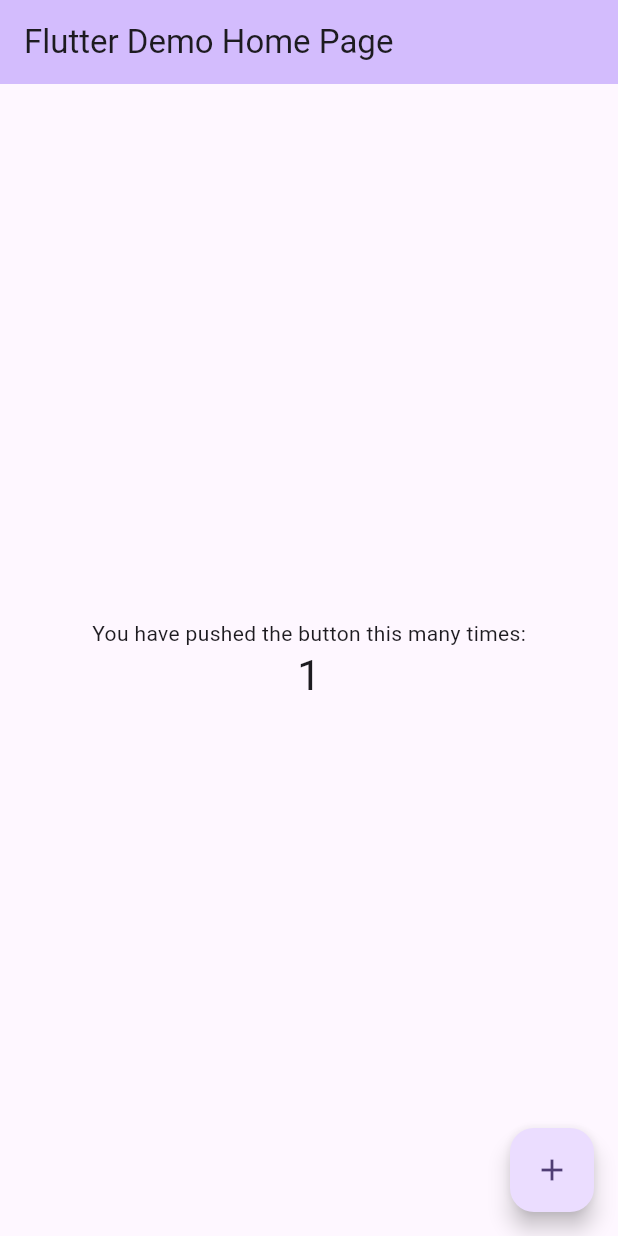
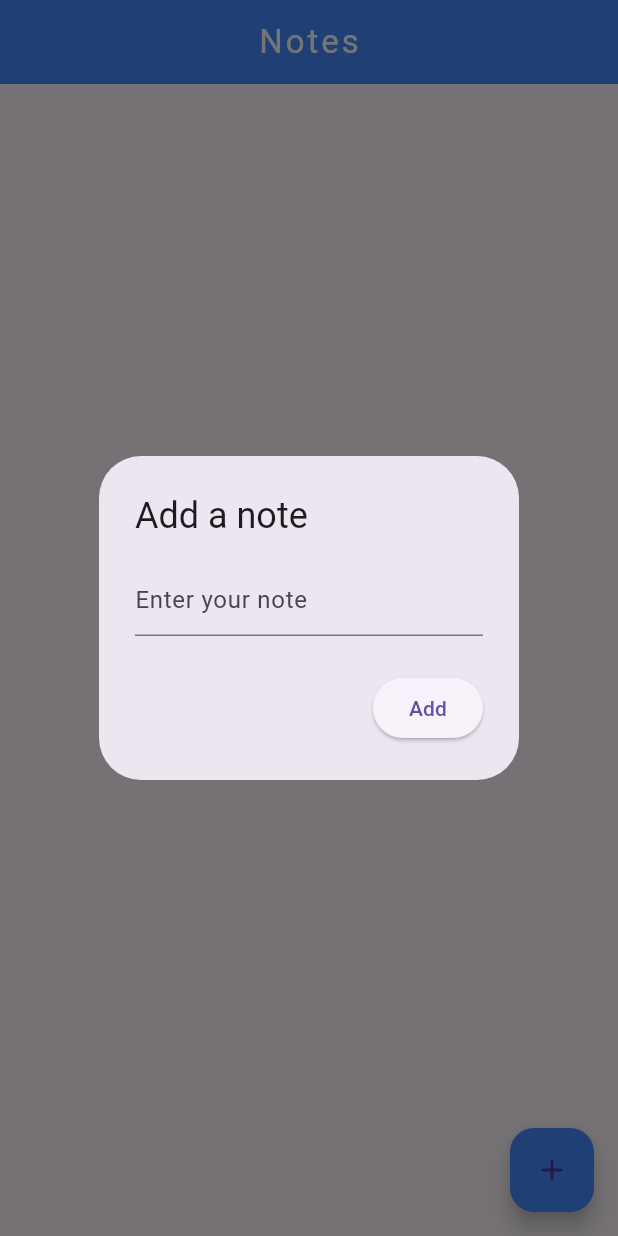
Before and after one commit to bennetnetan/simple_crud_firebase, a Flutter app: the screen it shows after launch, after a tap on the "add" icon, on a phone screen of 412 x 824 dp. Run offline on Flutter 3.47's test engine with Material 3 defaults, Android fonts, the light colour scheme and no system bars; our stand-ins replace cloud_firestore, firebase_core; accounts and stored records are empty.

Commit message:
Add notes

```diff
--- a/lib/main.dart
+++ b/lib/main.dart
@@ -1,125 +1,23 @@
+import 'package:firebase_core/firebase_core.dart';
 import 'package:flutter/material.dart';
+import 'package:simple_crud_firebase/firebase_options.dart';
 
-void main() {
+import 'pages/home_page.dart';
+
+void main() async {
+  WidgetsFlutterBinding.ensureInitialized();
+  await Firebase.initializeApp(options: DefaultFirebaseOptions.currentPlatform);
   runApp(const MyApp());
 }
 
 class MyApp extends StatelessWidget {
   const MyApp({super.key});
 
-  // This widget is the root of your application.
   @override
   Widget build(BuildContext context) {
-    return MaterialApp(
-      title: 'Flutter Demo',
-      theme: ThemeData(
-        // This is the theme of your application.
-        //
-        // TRY THIS: Try running your application with "flutter run". You'll see
-        // the application has a purple toolbar. Then, without quitting the app,
-        // try changing the seedColor in the colorScheme below to Colors.green
-        // and then invoke "hot reload" (save your changes or press the "hot
-        // reload" button in a Flutter-supported IDE, or press "r" if you used
-        // the command line to start the app).
-        //
-        // Notice that the counter didn't reset back to zero; the application
-        // state is not lost during the reload. To reset the state, use hot
-        // restart instead.
-        //
-        // This works for code too, not just values: Most code changes can be
-        // tested with just a hot reload.
-        colorScheme: ColorScheme.fromSeed(seedColor: Colors.deepPurple),
-        useMaterial3: true,
-      ),
-      home: const MyHomePage(title: 'Flutter Demo Home Page'),
+    return const MaterialApp(
+      debugShowCheckedModeBanner: false,
+      home: HomePage(),
     );
   }
 }
-
-class MyHomePage extends StatefulWidget {
-  const MyHomePage({super.key, required this.title});
-
-  // This widget is the home page of your application. It is stateful, meaning
-  // that it has a State object (defined below) that contains fields that affect
-  // how it looks.
-
-  // This class is the configuration for the state. It holds the values (in this
-  // case the title) provided by the parent (in this case the App widget) and
-  // used by the build method of the State. Fields in a Widget subclass are
-  // always marked "final".
-
-  final String title;
-
-  @override
-  State<MyHomePage> createState() => _MyHomePageState();
-}
-
-class _MyHomePageState extends State<MyHomePage> {
-  int _counter = 0;
-
-  void _incrementCounter() {
-    setState(() {
-      // This call to setState tells the Flutter framework that something has
-      // changed in this State, which causes it to rerun the build method below
-      // so that the display can reflect the updated values. If we changed
-      // _counter without calling setState(), then the build method would not be
-      // called again, and so nothing would appear to happen.
-      _counter++;
-    });
-  }
-
-  @override
-  Widget build(BuildContext context) {
-    // This method is rerun every time setState is called, for instance as done
-    // by the _incrementCounter method above.
-    //
-    // The Flutter framework has been optimized to make rerunning build methods
-    // fast, so that you can just rebuild anything that needs updating rather
-    // than having to individually change instances of widgets.
-    return Scaffold(
-      appBar: AppBar(
-        // TRY THIS: Try changing the color here to a specific color (to
-        // Colors.amber, perhaps?) and trigger a hot reload to see the AppBar
-        // change color while the other colors stay the same.
-        backgroundColor: Theme.of(context).colorScheme.inversePrimary,
-        // Here we take the value from the MyHomePage object that was created by
-        // the App.build method, and use it to set our appbar title.
-        title: Text(widget.title),
-      ),
-      body: Center(
-        // Center is a layout widget. It takes a single child and positions it
-        // in the middle of the parent.
-        child: Column(
-          // Column is also a layout widget. It takes a list of children and
-          // arranges them vertically. By default, it sizes itself to fit its
-          // children horizontally, and tries to be as tall as its parent.
-          //
-          // Column has various properties to control how it sizes itself and
-          // how it positions its children. Here we use mainAxisAlignment to
-          // center the children vertically; the main axis here is the vertical
-          // axis because Columns are vertical (the cross axis would be
-          // horizontal).
-          //
-          // TRY THIS: Invoke "debug painting" (choose the "Toggle Debug Paint"
-          // action in the IDE, or press "p" in the console), to see the
-          // wireframe for each widget.
-          mainAxisAlignment: MainAxisAlignment.center,
-          children: <Widget>[
-            const Text(
-              'You have pushed the button this many times:',
-            ),
-            Text(
-              '$_counter',
-              style: Theme.of(context).textTheme.headlineMedium,
-            ),
-          ],
-        ),
-      ),
-      floatingActionButton: FloatingActionButton(
-        onPressed: _incrementCounter,
-        tooltip: 'Increment',
-        child: const Icon(Icons.add),
-      ), // This trailing comma makes auto-formatting nicer for build methods.
-    );
-  }
-}
--- /dev/null
+++ b/lib/pages/home_page.dart
@@ -0,0 +1,63 @@
+import 'package:flutter/material.dart';
+import 'package:simple_crud_firebase/services/firestore.dart';
+
+class HomePage extends StatefulWidget {
+  const HomePage({super.key});
+
+  @override
+  State<HomePage> createState() => _HomePageState();
+}
+
+class _HomePageState extends State<HomePage> {
+
+  // Firestore Object
+  final FirestoreService firestoreService = FirestoreService();
+
+  // Text controller
+  final TextEditingController textController = TextEditingController();
+
+  // create a dialogue box to add a note
+  void openNoteBox(){
+    showDialog(context: context, builder: (context) => AlertDialog(
+      title: Text('Add a note'),
+      content: TextField(
+        controller: textController,
+        decoration: InputDecoration(hintText: 'Enter your note'),
+      ),
+      actions: [
+        // button to save
+        ElevatedButton(onPressed: () {
+          // save the note
+          firestoreService.addNote(textController.text);
+
+          // Clear the text controller
+          textController.clear();
+
+          // Close the box
+          Navigator.pop(context);
+        },
+         child: Text("Add"),
+         ),
+      ],
+    ));
+  }
+
+  @override
+  Widget build(BuildContext context) {
+    return Scaffold(
+      appBar: AppBar(
+        title: const Text(
+          'Notes',
+          style: TextStyle(color: Colors.white, letterSpacing: 2.0),
+          ),
+        backgroundColor: Colors.blueAccent,
+        centerTitle: true,
+      ),
+      floatingActionButton: FloatingActionButton(
+        onPressed: openNoteBox,
+        backgroundColor: Colors.blueAccent,
+        child: Icon(Icons.add),
+        ),
+    );
+  }
+}
--- /dev/null
+++ b/lib/services/firestore.dart
@@ -0,0 +1,23 @@
+import 'package:cloud_firestore/cloud_firestore.dart';
+
+class FirestoreService {
+
+  // Get the collection of notes
+  final CollectionReference notes = FirebaseFirestore.instance.collection('notes');
+
+  // CREATE: add a new note
+  Future<void> addNote(String note) async {
+    await notes.add({
+      'note': note,
+      'timestamp': Timestamp.now(),
+      });
+  }
+
+
+  // READ: get the notes from database
+
+  // UPDATE: update the notes given a note id
+
+  // DELETE: deleting notes from a given note id
+
+}
--- a/pubspec.yaml
+++ b/pubspec.yaml
@@ -36,6 +36,8 @@ dependencies:
   # Use with the CupertinoIcons class for iOS style icons.
   cupertino_icons: ^1.0.8
   sqflite: ^2.4.0
+  firebase_core: ^3.6.0
+  cloud_firestore: ^5.4.4
 
 dev_dependencies:
   flutter_test:
@@ -46,7 +48,7 @@ dev_dependencies:
   # activated in the `analysis_options.yaml` file located at the root of your
   # package. See that file for information about deactivating specific lint
   # rules and activating additional ones.
-  flutter_lints: ^4.0.0
+  flutter_lints: ^5.0.0
 
 # For information on the generic Dart part of this file, see the
 # following page: https://dart.dev/tools/pub/pubspec
```
Also changed, not shown: firebase.json (added), lib/firebase_options.dart (added), pubspec.lock, 6 other files.
